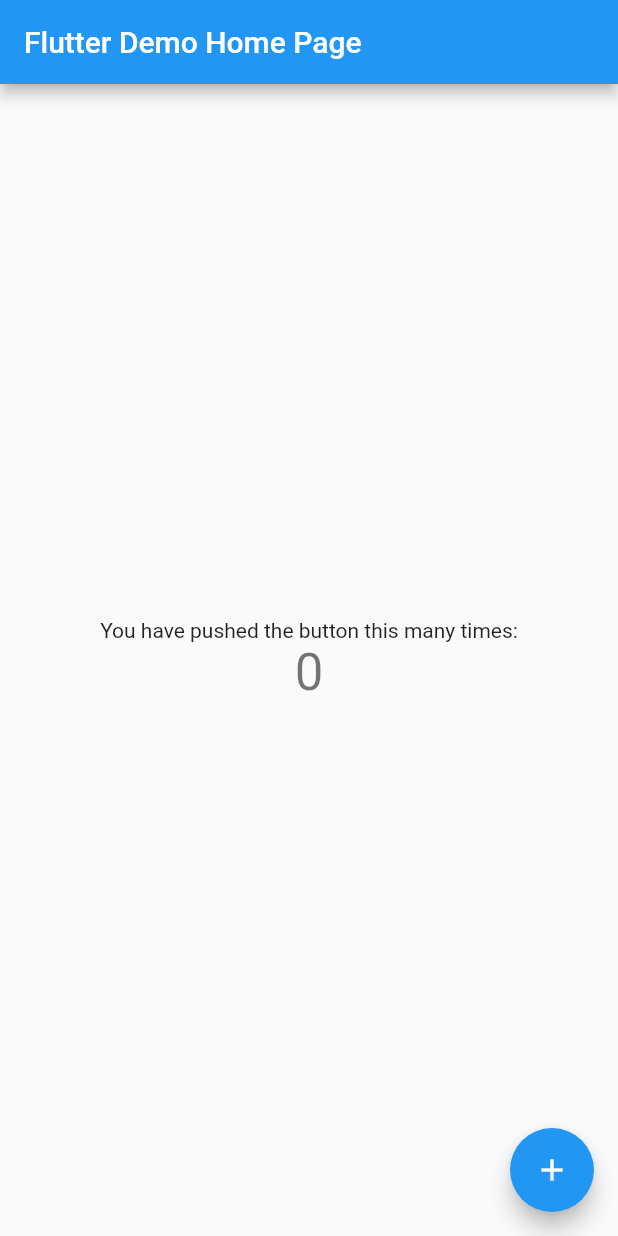
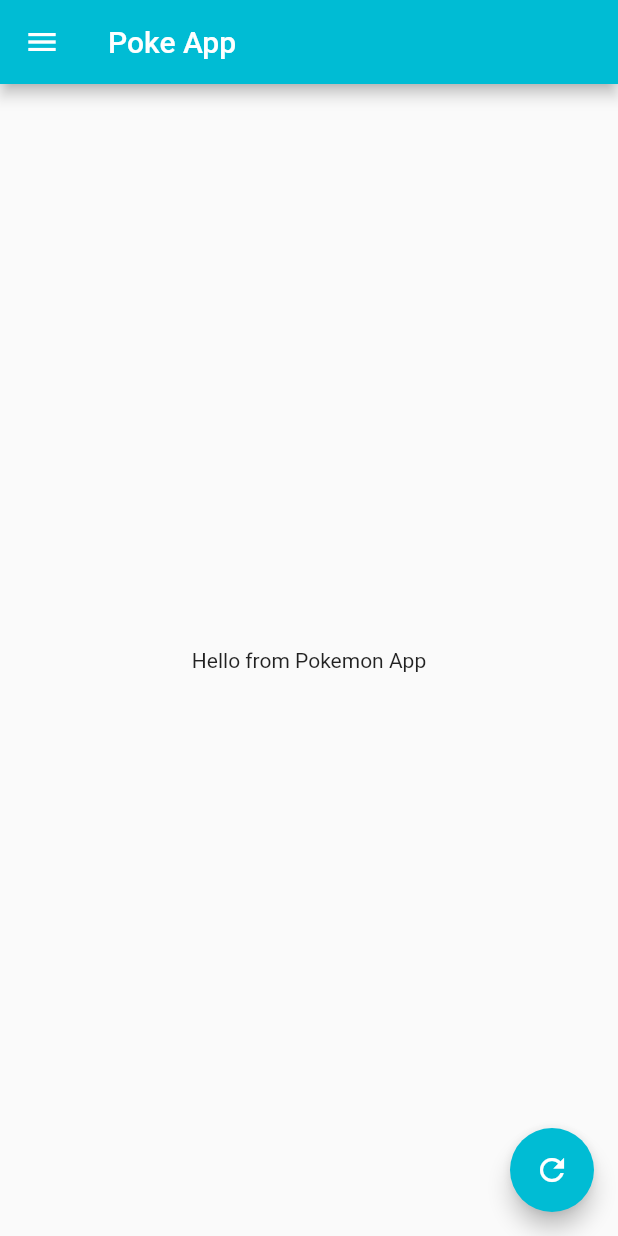
Before and after one commit to Hasvingunasekara/Pokemon-app-, a Flutter app: the screen it shows after launch, on a phone screen of 412 x 824 dp. Run offline on Flutter 3.47's test engine with Material 2 defaults, Android fonts, the phone set to English and light mode, and no system bars.

Commit message:
creating a dart file

```diff
--- a/lib/main.dart
+++ b/lib/main.dart
@@ -1,117 +1,47 @@
 import 'package:flutter/material.dart';
+import 'package:http/http.dart' as http;
 
 void main() {
-  runApp(MyApp());
+  runApp(MaterialApp(
+    title: 'Poke app',
+    home: Homepage(),
+    debugShowCheckedModeBanner: false,
+  ));
 }
 
-class MyApp extends StatelessWidget {
-  // This widget is the root of your application.
+class Homepage extends StatefulWidget {
   @override
-  Widget build(BuildContext context) {
-    return MaterialApp(
-      title: 'Flutter Demo',
-      theme: ThemeData(
-        // This is the theme of your application.
-        //
-        // Try running your application with "flutter run". You'll see the
-        // application has a blue toolbar. Then, without quitting the app, try
-        // changing the primarySwatch below to Colors.green and then invoke
-        // "hot reload" (press "r" in the console where you ran "flutter run",
-        // or simply save your changes to "hot reload" in a Flutter IDE).
-        // Notice that the counter didn't reset back to zero; the application
-        // is not restarted.
-        primarySwatch: Colors.blue,
-        // This makes the visual density adapt to the platform that you run
-        // the app on. For desktop platforms, the controls will be smaller and
-        // closer together (more dense) than on mobile platforms.
-        visualDensity: VisualDensity.adaptivePlatformDensity,
-      ),
-      home: MyHomePage(title: 'Flutter Demo Home Page'),
-    );
-  }
+  _HomepageState createState() => _HomepageState();
 }
 
-class MyHomePage extends StatefulWidget {
-  MyHomePage({Key key, this.title}) : super(key: key);
+class _HomepageState extends State<Homepage> {
 
-  // This widget is the home page of your application. It is stateful, meaning
-  // that it has a State object (defined below) that contains fields that affect
-  // how it looks.
-
-  // This class is the configuration for the state. It holds the values (in this
-  // case the title) provided by the parent (in this case the App widget) and
-  // used by the build method of the State. Fields in a Widget subclass are
-  // always marked "final".
-
-  final String title;
+  var url = "https://raw.githubusercontent.com/Biuni/PokemonGo-Pokedex/master/pokedex.json";
 
   @override
-  _MyHomePageState createState() => _MyHomePageState();
-}
+  void initState() {
+    // TODO: implement initState
+    super.initState();
 
-class _MyHomePageState extends State<MyHomePage> {
-  int _counter = 0;
+    fetchData();
+  }
 
-  void _incrementCounter() {
-    setState(() {
-      // This call to setState tells the Flutter framework that something has
-      // changed in this State, which causes it to rerun the build method below
-      // so that the display can reflect the updated values. If we changed
-      // _counter without calling setState(), then the build method would not be
-      // called again, and so nothing would appear to happen.
-      _counter++;
-    });
+  fetchData() async{
+
   }
 
   @override
   Widget build(BuildContext context) {
-    // This method is rerun every time setState is called, for instance as done
-    // by the _incrementCounter method above.
-    //
-    // The Flutter framework has been optimized to make rerunning build methods
-    // fast, so that you can just rebuild anything that needs updating rather
-    // than having to individually change instances of widgets.
     return Scaffold(
       appBar: AppBar(
-        // Here we take the value from the MyHomePage object that was created by
-        // the App.build method, and use it to set our appbar title.
-        title: Text(widget.title),
+        title: Text("Poke App"),
+        backgroundColor: Colors.cyan,
       ),
       body: Center(
-        // Center is a layout widget. It takes a single child and positions it
-        // in the middle of the parent.
-        child: Column(
-          // Column is also a layout widget. It takes a list of children and
-          // arranges them vertically. By default, it sizes itself to fit its
-          // children horizontally, and tries to be as tall as its parent.
-          //
-          // Invoke "debug painting" (press "p" in the console, choose the
-          // "Toggle Debug Paint" action from the Flutter Inspector in Android
-          // Studio, or the "Toggle Debug Paint" command in Visual Studio Code)
-          // to see the wireframe for each widget.
-          //
-          // Column has various properties to control how it sizes itself and
-          // how it positions its children. Here we use mainAxisAlignment to
-          // center the children vertically; the main axis here is the vertical
-          // axis because Columns are vertical (the cross axis would be
-          // horizontal).
-          mainAxisAlignment: MainAxisAlignment.center,
-          children: <Widget>[
-            Text(
-              'You have pushed the button this many times:',
-            ),
-            Text(
-              '$_counter',
-              style: Theme.of(context).textTheme.headline4,
-            ),
-          ],
-        ),
+        child: Text("Hello from Pokemon App"),
       ),
-      floatingActionButton: FloatingActionButton(
-        onPressed: _incrementCounter,
-        tooltip: 'Increment',
-        child: Icon(Icons.add),
-      ), // This trailing comma makes auto-formatting nicer for build methods.
+      drawer: Drawer(),
+      floatingActionButton: FloatingActionButton(onPressed: (){},child: Icon(Icons.refresh),backgroundColor: Colors.cyan,),
     );
   }
 }
--- a/pubspec.yaml
+++ b/pubspec.yaml
@@ -28,6 +28,7 @@ dependencies:
   # The following adds the Cupertino Icons font to your application.
   # Use with the CupertinoIcons class for iOS style icons.
   cupertino_icons: ^1.0.0
+  http: any
 
 dev_dependencies:
   flutter_test:
```
Also changed, not shown: lib/pokemon.dart (added), pubspec.lock, 1 other file.
